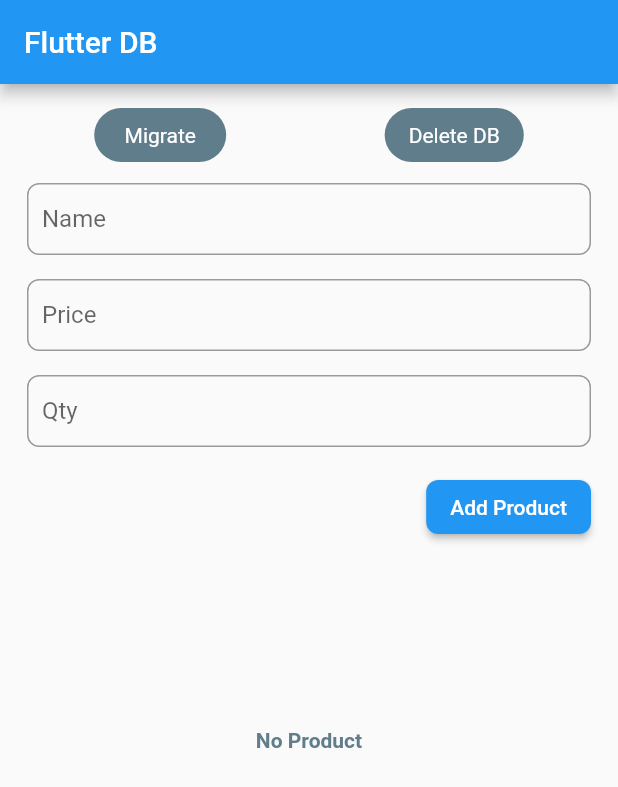
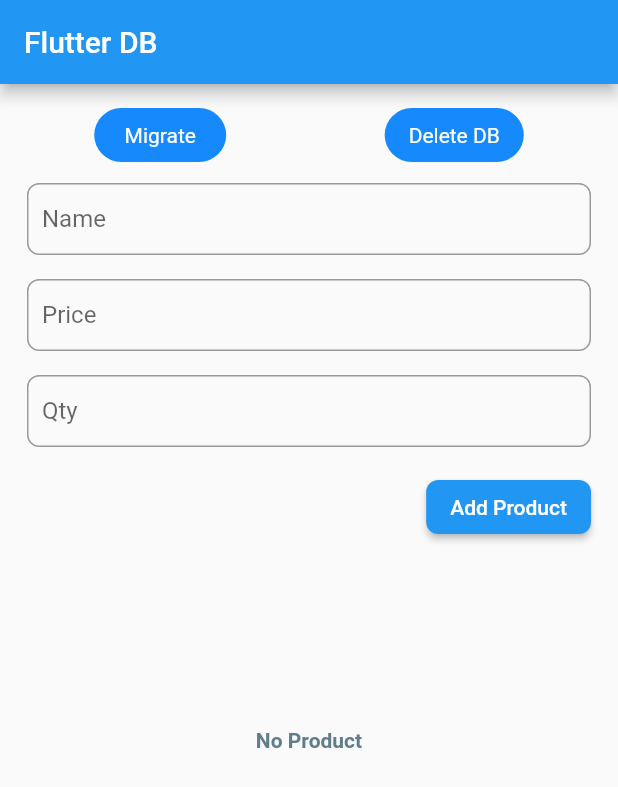
Before and after one commit to ronny-sugianto/flutter-izmi, a Flutter app: the screen it shows after launch, on a phone screen of 412 x 824 dp. Shown: the top 787 px of the screen. Run offline on Flutter 3.47's test engine with Material 2 defaults, Android fonts, the phone set to English and light mode, and no system bars; our stand-ins replace sqflite; accounts and stored records are empty.

Commit message:
[change] change color utils/button

```diff
--- a/base_flutter/lib/Utils/button.dart
+++ b/base_flutter/lib/Utils/button.dart
@@ -19,7 +19,7 @@ class Tombol extends StatelessWidget {
   Widget build(BuildContext context) {
     return RaisedButton(
       onPressed: callback,
-      color: color ?? Colors.blueGrey,
+      color: color ?? Color(0xFF168afd),
       elevation: shadow ?? 0,
       shape: RoundedRectangleBorder(
         borderRadius: BorderRadius.circular(18),
```
